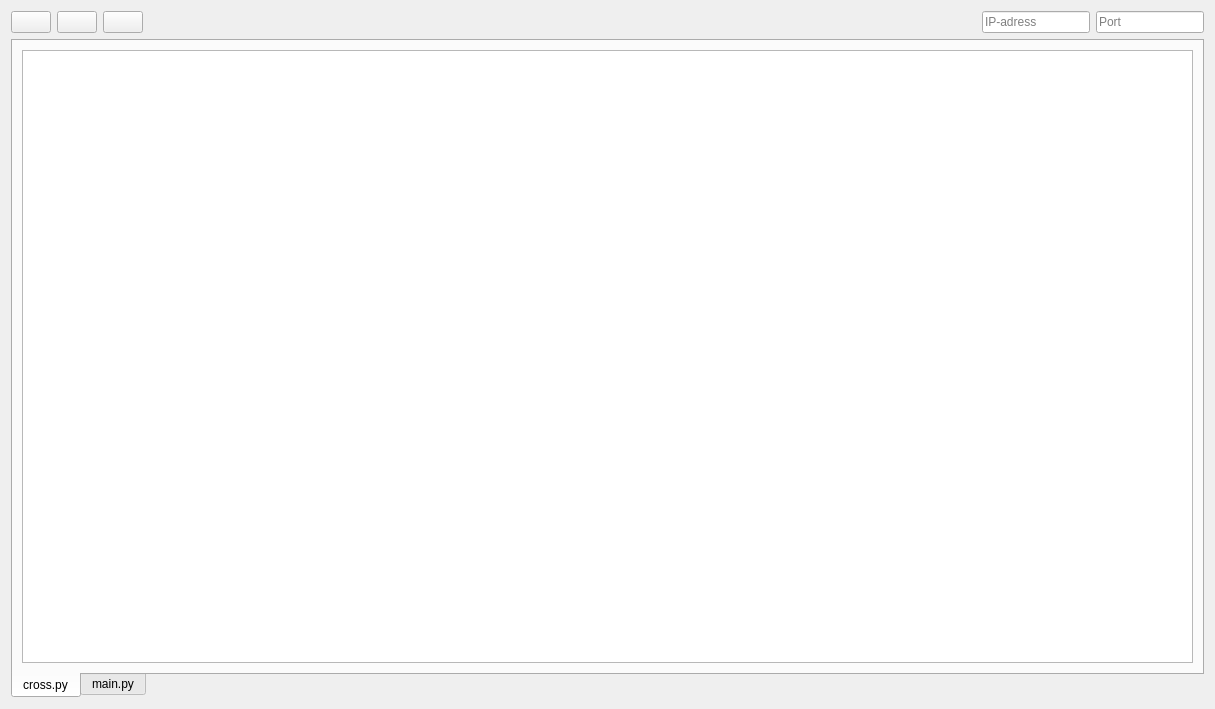
RT-LOC/API-examples, file examples/python/distances/gui/widget.ui: the form before one commit.
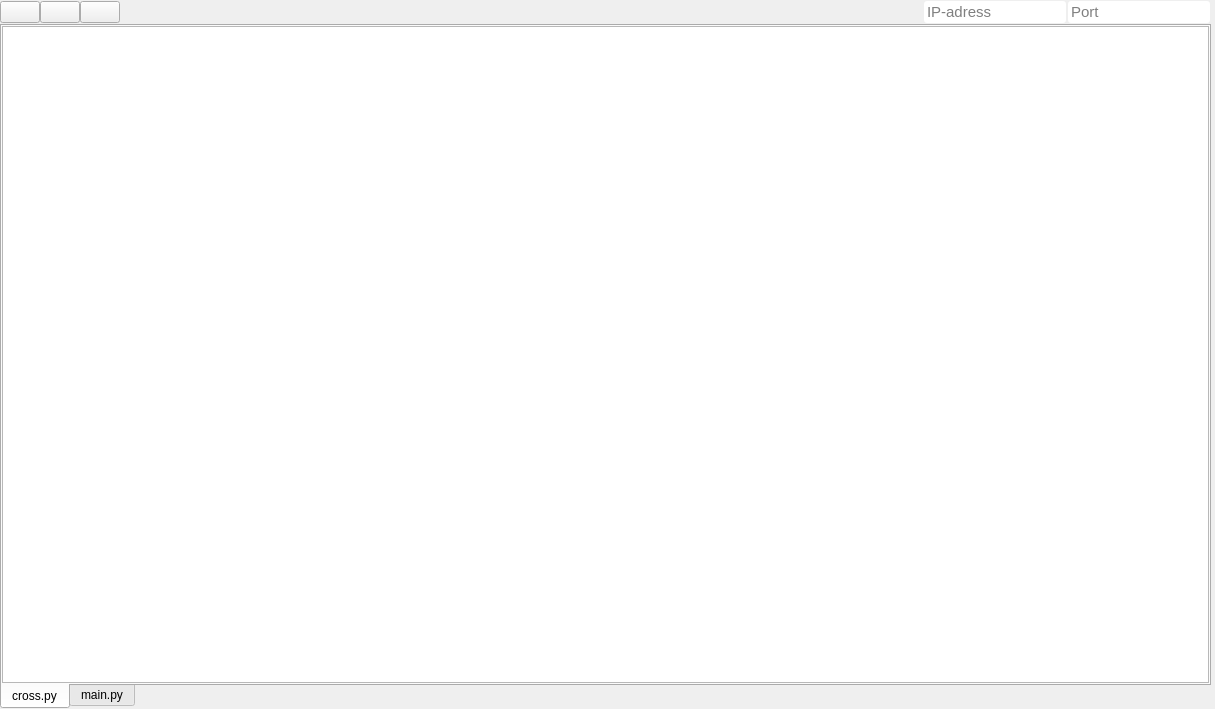
The form after the commit. Icons and pictures are not drawn.

Commit message: [EXAMPLES][PYTHON] - finished GUI

What changed in the file:
```diff
--- a/examples/python/distances/gui/widget.ui
+++ b/examples/python/distances/gui/widget.ui
@@ -20,13 +20,54 @@
    <string>Widget</string>
   </property>
   <property name="styleSheet">
-   <string notr="true"/>
+   <string notr="true">QLineEdit{
+	border: none;
+	background-color; transparent;
+	background: none;
+	padding: 1;
+	margin: 1; 
+	border-radius: 3px;
+}
+QHBoxLayout{
+	border: none;
+	background-color; transparent;
+	background: none;
+	padding: 1;
+	margin: 1; 
+	border-radius: 3px;
+}
+QTabWIdget{
+	border: none;
+	background-color; transparent;
+	background: none;
+	padding: 1;
+	margin: 1; 
+	border-radius: 3px;
+}</string>
   </property>
   <layout class="QVBoxLayout" name="verticalLayout">
+   <property name="spacing">
+    <number>0</number>
+   </property>
+   <property name="leftMargin">
+    <number>0</number>
+   </property>
+   <property name="topMargin">
+    <number>0</number>
+   </property>
+   <property name="rightMargin">
+    <number>4</number>
+   </property>
+   <property name="bottomMargin">
+    <number>0</number>
+   </property>
    <item>
     <layout class="QHBoxLayout" name="horizontalLayout">
      <item>
       <widget class="QPushButton" name="start_button">
+       <property name="styleSheet">
+        <string notr="true"/>
+       </property>
        <property name="text">
         <string/>
        </property>
@@ -37,8 +78,8 @@
        </property>
        <property name="iconSize">
         <size>
-         <width>20</width>
-         <height>20</height>
+         <width>22</width>
+         <height>22</height>
         </size>
        </property>
       </widget>
@@ -54,8 +95,8 @@
        </property>
        <property name="iconSize">
         <size>
-         <width>20</width>
-         <height>20</height>
+         <width>22</width>
+         <height>22</height>
         </size>
        </property>
       </widget>
@@ -71,8 +112,8 @@
        </property>
        <property name="iconSize">
         <size>
-         <width>20</width>
-         <height>20</height>
+         <width>22</width>
+         <height>22</height>
         </size>
        </property>
       </widget>
@@ -98,6 +139,17 @@
          <verstretch>0</verstretch>
         </sizepolicy>
        </property>
+       <property name="font">
+        <font>
+         <pointsize>11</pointsize>
+        </font>
+       </property>
+       <property name="autoFillBackground">
+        <bool>false</bool>
+       </property>
+       <property name="styleSheet">
+        <string notr="true"/>
+       </property>
        <property name="text">
         <string/>
        </property>
@@ -114,6 +166,11 @@
          <verstretch>0</verstretch>
         </sizepolicy>
        </property>
+       <property name="font">
+        <font>
+         <pointsize>11</pointsize>
+        </font>
+       </property>
        <property name="placeholderText">
         <string>Port</string>
        </property>
@@ -123,6 +180,9 @@
    </item>
    <item>
     <widget class="QTabWidget" name="tabWidget">
+     <property name="autoFillBackground">
+      <bool>true</bool>
+     </property>
      <property name="tabPosition">
       <enum>QTabWidget::South</enum>
      </property>
@@ -130,10 +190,25 @@
       <number>0</number>
      </property>
      <widget class="QWidget" name="table_page">
+      <property name="autoFillBackground">
+       <bool>true</bool>
+      </property>
       <attribute name="title">
        <string>cross.py</string>
       </attribute>
       <layout class="QVBoxLayout" name="verticalLayout_2">
+       <property name="leftMargin">
+        <number>0</number>
+       </property>
+       <property name="topMargin">
+        <number>0</number>
+       </property>
+       <property name="rightMargin">
+        <number>0</number>
+       </property>
+       <property name="bottomMargin">
+        <number>0</number>
+       </property>
        <item>
         <widget class="QTableWidget" name="tableWidget">
          <property name="sizePolicy">
@@ -142,6 +217,30 @@
            <verstretch>0</verstretch>
           </sizepolicy>
          </property>
+         <property name="font">
+          <font>
+           <pointsize>10</pointsize>
+          </font>
+         </property>
+         <property name="styleSheet">
+          <string notr="true">QHeaderView::section {
+    padding: 4px;
+    font-size: 10pt;
+    border-style: none;
+    border-bottom: 1px solid #fffff8;
+    border-right: 1px solid #fffff8;
+}
+
+QHeaderView::section:horizontal
+{
+    border-top: 1px solid #fffff8;
+}
+
+QHeaderView::section:vertical
+{
+    border-left: 1px solid #fffff8;
+}</string>
+         </property>
         </widget>
        </item>
       </layout>
```
Left out of the diff: 15 changed lines with no effect on the pictures. The commit also changes 4 other files.
